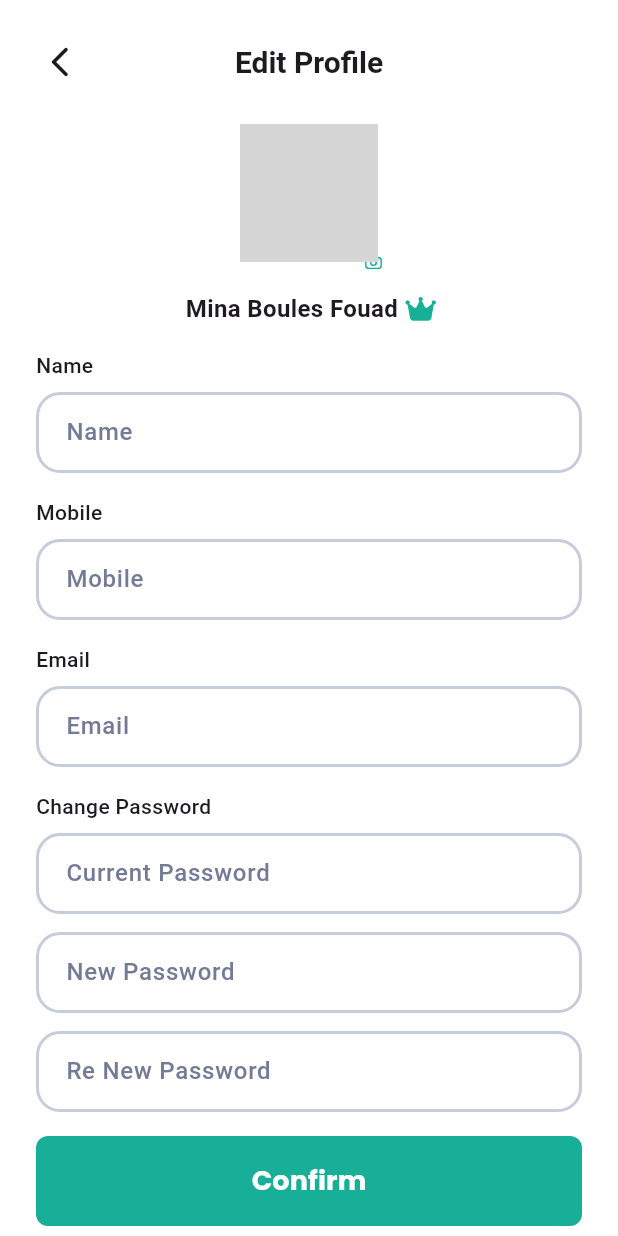
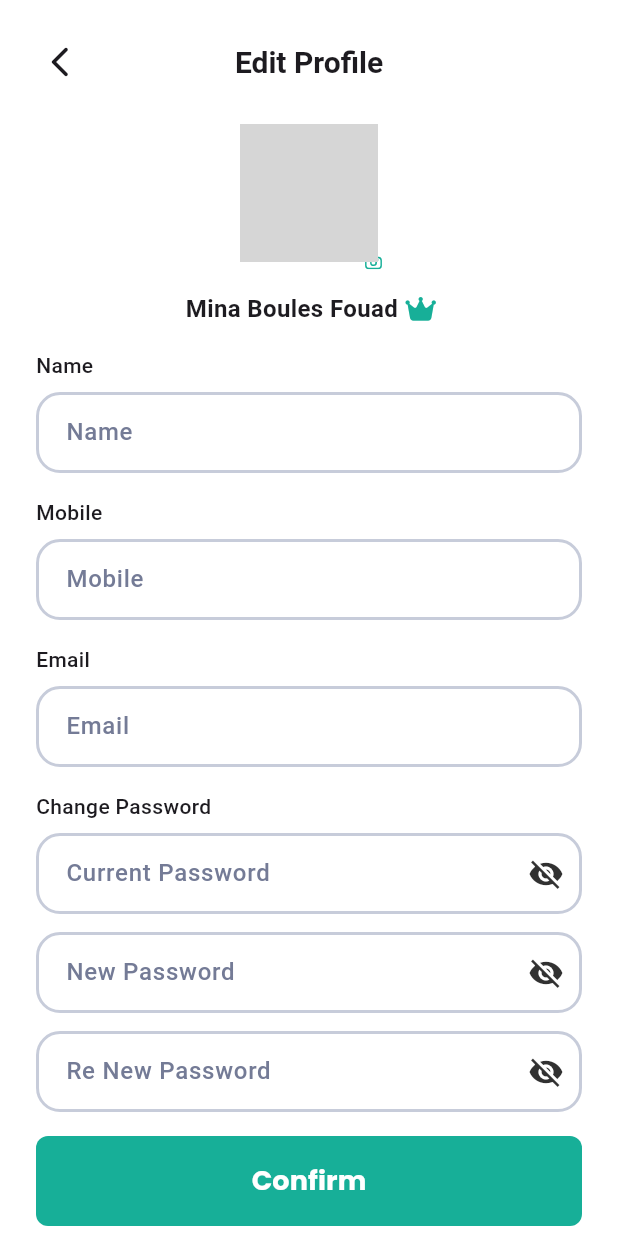
Before and after one commit to MakariosFared/My_Ecommerce_App, a Flutter app: the EditProfileView screen opened by its route, on a phone screen of 412 x 824 dp. Run offline on Flutter 3.47's test engine with Material 3 defaults, Android fonts, the phone set to English and light mode, and no system bars; our stand-ins replace flutter_svg, flutter_xlider, font_awesome_flutter, go_router, google_fonts; Roboto replaces fonts that are missing (SF-Pro-Display); grey boxes are pictures that could not be loaded.

Commit message:
edit custom password text field

```diff
--- a/lib/Core/utils/widgets/custom_password_text_field.dart
+++ b/lib/Core/utils/widgets/custom_password_text_field.dart
@@ -8,10 +8,12 @@ class CustomPasswordTextField extends StatefulWidget {
     required this.hint,
     this.onChanged,
     this.obscureText = false,
+    this.isEditView = false,
   });
   final String hint;
   final Function(String)? onChanged;
   bool? obscureText;
+  final bool isEditView;
   @override
   State<CustomPasswordTextField> createState() =>
       _CustomPasswordTextFieldState();
@@ -21,7 +23,9 @@ class _CustomPasswordTextFieldState extends State<CustomPasswordTextField> {
   @override
   Widget build(BuildContext context) {
     return Padding(
-      padding: const EdgeInsets.symmetric(horizontal: 24),
+      padding: widget.isEditView
+          ? EdgeInsets.zero
+          : const EdgeInsets.symmetric(horizontal: 24),
       child: TextFormField(
         obscureText: widget.obscureText!,
         onChanged: widget.onChanged,
@@ -32,10 +36,15 @@ class _CustomPasswordTextFieldState extends State<CustomPasswordTextField> {
           return null;
         },
         decoration: InputDecoration(
-          contentPadding: const EdgeInsets.symmetric(
-            horizontal: 24,
-            vertical: 18,
-          ),
+          contentPadding: widget.isEditView
+              ? const EdgeInsets.symmetric(
+                  horizontal: 16,
+                  vertical: 15,
+                )
+              : const EdgeInsets.symmetric(
+                  horizontal: 24,
+                  vertical: 18,
+                ),
           suffixIcon: IconButton(
               color: const Color(0xffB9B9B9),
               icon: widget.obscureText!
@@ -55,14 +64,19 @@ class _CustomPasswordTextFieldState extends State<CustomPasswordTextField> {
                 });
               }),
           hintText: widget.hint,
-          hintStyle: Styles.textStyleSemiBold16.copyWith(
-            color: const Color(0xffB9B9B9),
-          ),
+          hintStyle: widget.isEditView
+              ? Styles.textStyleSfProDisplayMedium16
+                  .copyWith(color: const Color(0xff747B96))
+              : Styles.textStyleSemiBold16.copyWith(
+                  color: const Color(0xffB9B9B9),
+                ),
           fillColor: const Color(0xffE7E7E7),
-          filled: true,
-          border: buildBorder(),
-          enabledBorder: buildBorder(),
-          focusedBorder: buildBorder(),
+          filled: widget.isEditView ? false : true,
+          border: widget.isEditView ? buildBorderEditView() : buildBorder(),
+          enabledBorder:
+              widget.isEditView ? buildBorderEditView() : buildBorder(),
+          focusedBorder:
+              widget.isEditView ? buildBorderEditView() : buildBorder(),
         ),
       ),
     );
@@ -76,4 +90,14 @@ class _CustomPasswordTextFieldState extends State<CustomPasswordTextField> {
       ),
     );
   }
+
+  OutlineInputBorder buildBorderEditView() {
+    return OutlineInputBorder(
+      borderRadius: BorderRadius.circular(16),
+      borderSide: const BorderSide(
+        width: 2,
+        color: Color(0xffC7CCDA),
+      ),
+    );
+  }
 }
--- a/lib/Features/edit_profile/presentation/views/widgets/edit_profile_view_body.dart
+++ b/lib/Features/edit_profile/presentation/views/widgets/edit_profile_view_body.dart
@@ -1,5 +1,6 @@
 import 'package:dikkan/Core/utils/styles.dart';
 import 'package:dikkan/Core/utils/widgets/custom_button.dart';
+import 'package:dikkan/Core/utils/widgets/custom_password_text_field.dart';
 import 'package:dikkan/Features/edit_profile/presentation/views/widgets/custom_edit_text_field.dart';
 import 'package:dikkan/constant.dart';
 import 'package:flutter/material.dart';
@@ -112,16 +113,22 @@ class EditProfileViewBody extends StatelessWidget {
                   ),
                 ),
                 const SizedBox(height: 8),
-                const CustomEditTextField(
-                  hintText: 'Current Password',
+                CustomPasswordTextField(
+                  hint: 'Current Password',
+                  obscureText: true,
+                  isEditView: true,
                 ),
                 const SizedBox(height: 12),
-                const CustomEditTextField(
-                  hintText: 'New Password',
+                CustomPasswordTextField(
+                  obscureText: true,
+                  isEditView: true,
+                  hint: 'New Password',
                 ),
                 const SizedBox(height: 12),
-                const CustomEditTextField(
-                  hintText: 'Re New Password',
+                CustomPasswordTextField(
+                  obscureText: true,
+                  hint: 'Re New Password',
+                  isEditView: true,
                 ),
                 const SizedBox(height: 16),
                 SizedBox(
```
